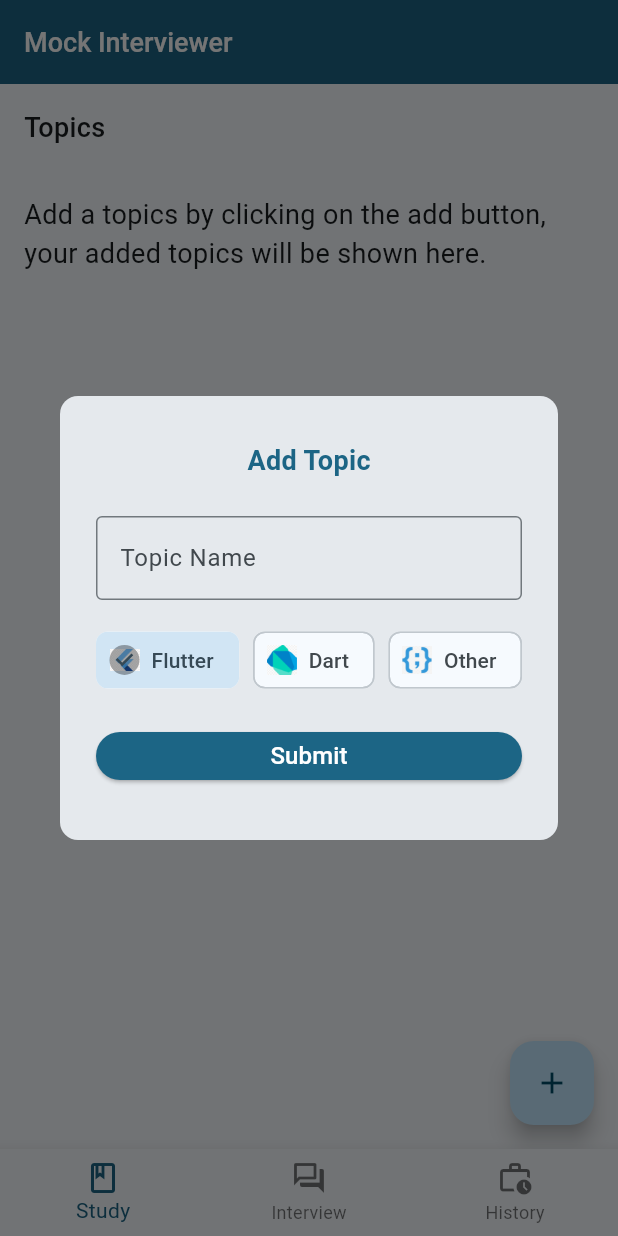
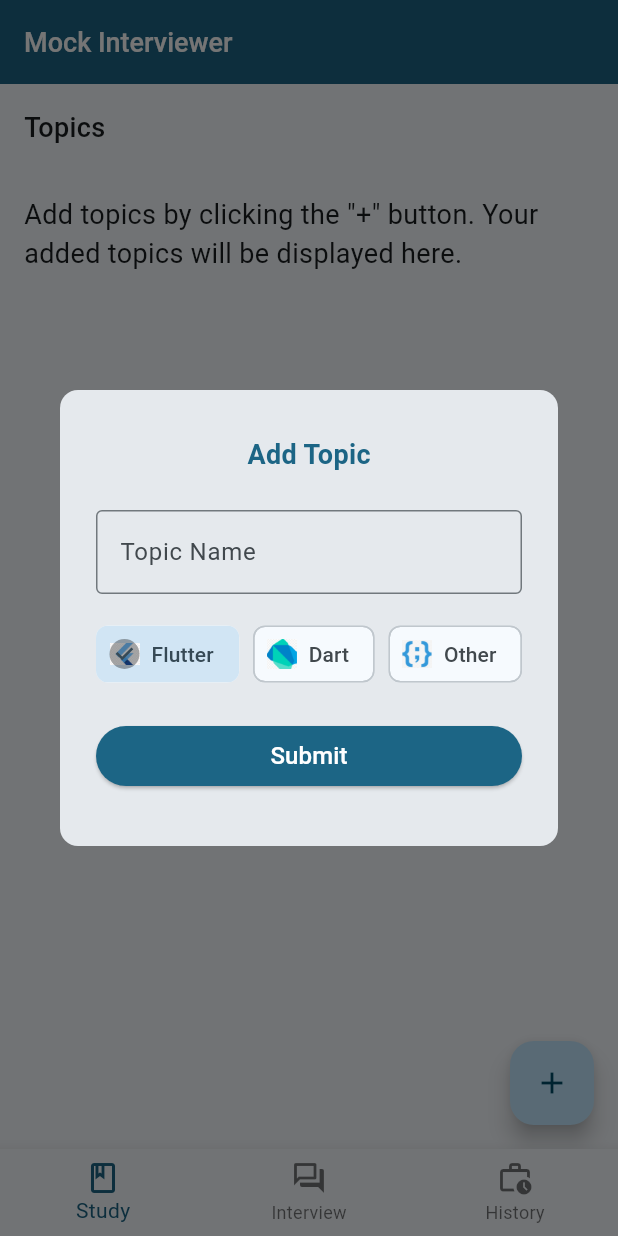
Before and after one commit to Dhana2513/mock_interviewer, a Flutter app: the screen it shows after launch, after a tap on the "add" icon, on a phone screen of 412 x 824 dp. Run offline on Flutter 3.47's test engine with Material 3 defaults, Android fonts, the phone set to English and light mode, and no system bars; our stand-ins replace camera, cloud_firestore, firebase_core, firebase_remote_config, firebase_storage, flutter_markdown and 2 more; accounts and stored records are empty; generated files the repository leaves out were written again.

```diff
--- a/lib/core/constants/constants.dart
+++ b/lib/core/constants/constants.dart
@@ -17,7 +17,15 @@ abstract class Constants {
   static const startInterview = 'Start Interview';
 
   static const noTopicsMessage =
-      'Add a topics by clicking on the add button, your added topics will be shown here.';
+      'Add topics by clicking the "+" button. Your added topics will be displayed here.';
+
+  static const noTopicsForInterview =
+      'There are currently no available topics for the interview. Please go to the Study screen and add topics.\n\n'
+      'Pull to refresh this screen';
+
+  static const noInterviewHistory =
+      'There are currently no available topics for the interview. Please go to the Study screen and add topics.\n\n'
+      'Pull to refresh this screen';
 
   static const deleteAlertText = 'Are you sure you want to delete';
 
--- a/lib/core/services/remote_config.dart
+++ b/lib/core/services/remote_config.dart
@@ -2,6 +2,7 @@ import 'package:firebase_remote_config/firebase_remote_config.dart';
 
 abstract class _RemoteConfigKey {
   static const geminiApiKey = 'gemini_api_key';
+  static const geminiModel = 'gemini_model';
   static const topicPrompt = 'topic_prompt';
   static const interviewPrompt = 'interview_prompt';
 }
@@ -20,6 +21,10 @@ class RemoteConfig {
     return _configs.getString(_RemoteConfigKey.geminiApiKey);
   }
 
+  String get geminiModel {
+    return _configs.getString(_RemoteConfigKey.geminiModel);
+  }
+
 
   String get topicPrompt {
     return _configs.getString(_RemoteConfigKey.topicPrompt);
--- a/lib/features/history/history_screen.dart
+++ b/lib/features/history/history_screen.dart
@@ -3,6 +3,8 @@ import 'package:mock_interviewer/core/extensions/box_padding.dart';
 import 'package:mock_interviewer/core/services/fire_storage.dart';
 import 'package:url_launcher/url_launcher.dart';
 
+import '../../core/constants/constants.dart';
+import '../../core/constants/text_style.dart';
 import '../../shared/models/video_details.dart';
 
 class HistoryScreen extends StatefulWidget {
@@ -42,6 +44,22 @@ class _HistoryScreenState extends State<HistoryScreen>
       child: FutureBuilder(
           future: futureVideos,
           builder: (context, snapshot) {
+            if (!snapshot.hasData) {
+              return const Center(child: CircularProgressIndicator());
+            } else if (snapshot.data?.isEmpty == true) {
+              return ListView(
+                children: const [
+                  Padding(
+                    padding: EdgeInsets.all(BoxPadding.large),
+                    child: Text(
+                      Constants.noInterviewHistory,
+                      style: UITextStyle.bodyLarge,
+                    ),
+                  ),
+                ],
+              );
+            }
+
             final videos = snapshot.data ?? [];
             return ListView.builder(
               itemCount: videos.length,
--- a/lib/features/interview/interview_screen.dart
+++ b/lib/features/interview/interview_screen.dart
@@ -51,6 +51,16 @@ class _InterviewScreenState extends State<InterviewScreen>
     allTopics.add(listByTopicType(TopicType.flutter));
   }
 
+  bool get noTopicsForInterview {
+    for (final topics in allTopics) {
+      if (topics.isNotEmpty) {
+        return false;
+      }
+    }
+
+    return true;
+  }
+
   void navigateToRecordInterviewScreen(List<Question> questions) {
     UINavigator.push(
         context: context, screen: RecordInterviewScreen(questions: questions));
@@ -87,6 +97,17 @@ class _InterviewScreenState extends State<InterviewScreen>
         padding: const EdgeInsets.all(BoxPadding.basic),
         child: ListView(
           children: [
+            if (noTopicsForInterview) ...[
+              const Center(
+                child: Padding(
+                  padding: EdgeInsets.all(BoxPadding.basic),
+                  child: Text(
+                    Constants.noTopicsForInterview,
+                    style: UITextStyle.bodyLarge,
+                  ),
+                ),
+              )
+            ] else ...[
               ColumnX.builder(
                   itemCount: allTopics.length,
                   itemBuilder: (index) {
@@ -148,6 +169,7 @@ class _InterviewScreenState extends State<InterviewScreen>
                     }),
               ),
             ],
+          ],
         ),
       ),
     );
--- a/lib/features/study/add_topic.dart
+++ b/lib/features/study/add_topic.dart
@@ -95,7 +95,7 @@ class _AddTopicState extends State<AddTopic> {
           ),
           const SizedBox(height: BoxPadding.large),
           SizedBox(
-            height: BoxPadding.xLarge,
+            height: BoxPadding.xLarge + BoxPadding.small,
             child: ValueListenableBuilder(
               valueListenable: loadingNotifier,
               builder: (context, loading, child) {
--- a/lib/main.dart
+++ b/lib/main.dart
@@ -1,7 +1,7 @@
 import 'package:firebase_core/firebase_core.dart';
 import 'package:flutter/material.dart';
-import 'package:mock_interviewer/home/home_screen.dart';
 
+import 'features/home/home_screen.dart';
 import 'firebase_options.dart';
 
 void main() async {
@@ -22,6 +22,9 @@ class MyApp extends StatelessWidget {
       debugShowCheckedModeBanner: false,
       theme: ThemeData(
         colorScheme: ColorScheme.fromSeed(seedColor: Colors.lightBlueAccent),
+        appBarTheme: const AppBarTheme(
+          iconTheme: IconThemeData(color: Colors.white),
+        ),
         useMaterial3: true,
       ),
       home: const HomeScreen(),
--- a/pubspec.yaml
+++ b/pubspec.yaml
@@ -26,6 +26,7 @@ dev_dependencies:
     sdk: flutter
 
   flutter_lints: ^3.0.0
+  flutter_launcher_icons: ^0.13.1
 
 flutter:
   uses-material-design: true
```
Also changed, not shown: flutter_launcher_icons.yaml (added, +18 -0 lines), lib/core/services/gen_ai.dart (+6 -3 lines), lib/features/home/home_screen.dart (renamed from lib/home/home_screen.dart, +6 -7 lines), lib/features/study/study_screen.dart (+25 -25 lines), assets/icons/interview.png (added), pubspec.lock, 42 other files. Lines whose indentation alone changed are shown as unchanged.
